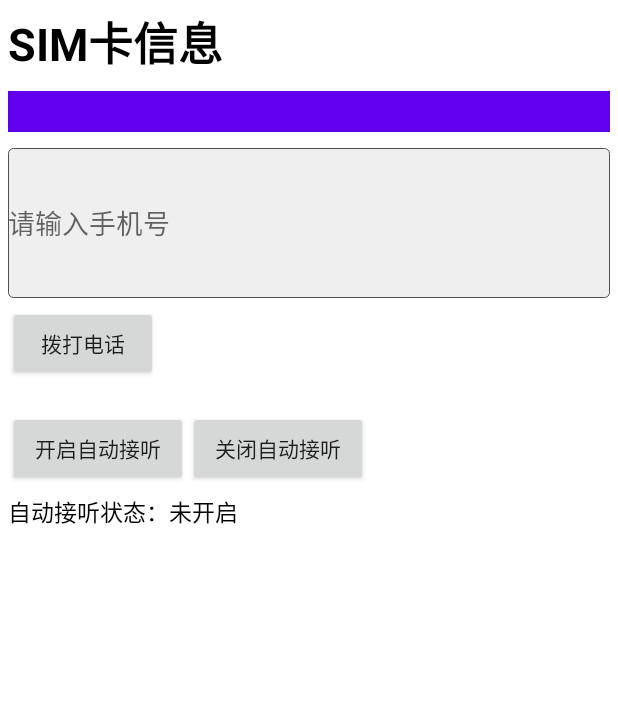
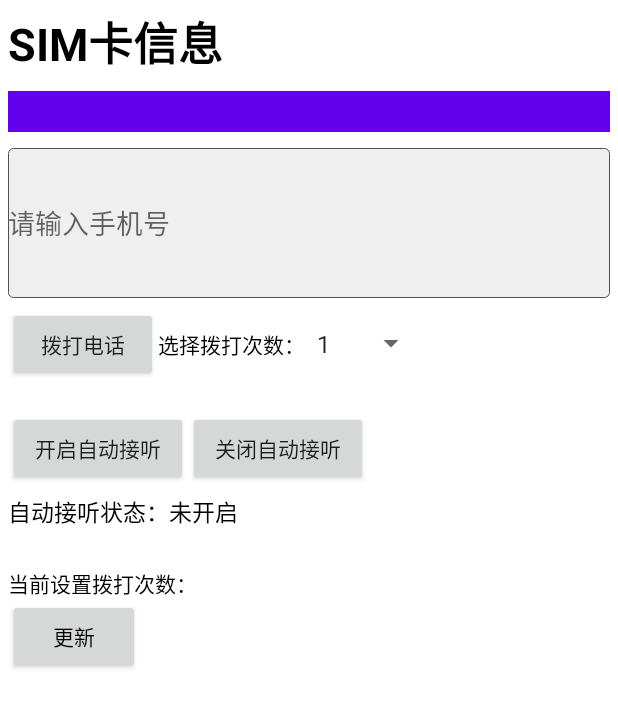
Before and after one commit to lauchun/AutoAnswer, an Android app: the layout activity_main.xml on its own in the app's theme, with its tools: preview values and no code run, on a phone screen of 412 x 824 dp. Shown: the top 707 px of the screen. Run offline under Robolectric (Android 15) with nearby library versions, the phone set to English and light mode, and no system bars.

```diff
--- a/app/src/main/AndroidManifest.xml
+++ b/app/src/main/AndroidManifest.xml
@@ -13,7 +13,8 @@
             android:label="@string/app_name"
             android:roundIcon="@mipmap/ic_launcher_round"
             android:supportsRtl="true"
-            android:theme="@style/AppTheme">
+            android:theme="@style/AppTheme"
+            android:largeHeap="true">
         <activity android:name=".PermissionsActivity"></activity>
         <activity android:name=".MainActivity">
             <intent-filter>
--- a/app/src/main/res/layout/activity_main.xml
+++ b/app/src/main/res/layout/activity_main.xml
@@ -3,57 +3,77 @@
         xmlns:tools="http://schemas.android.com/tools"
         android:layout_width="fill_parent"
         android:layout_height="fill_parent"
+        android:background="@color/white"
         android:orientation="vertical"
         android:padding="5dp"
-        tools:context=".MainActivity"
-        android:background="@color/white">
+        tools:context=".MainActivity">
 
     <TextView
             android:layout_width="match_parent"
             android:layout_height="50sp"
-            android:textStyle="bold"
+            android:background="@color/white"
+            android:text="SIM卡信息"
+            android:textColor="@color/black"
             android:textSize="30sp"
-            android:background="@color/white"
-            android:textColor="@color/black"
-            android:text="SIM卡信息" />
+            android:textStyle="bold" />
 
     <TextView
             android:id="@+id/tv_phone"
             android:layout_width="match_parent"
             android:layout_height="wrap_content"
-            android:textSize="20sp"
+            android:layout_marginVertical="5dp"
+            android:background="@color/colorPrimary"
             android:textColor="@color/white"
-            android:layout_marginVertical="5dp"
-            android:background="@color/colorPrimary"/>
+            android:textSize="20sp" />
 
     <EditText
             android:id="@+id/tv_num"
             android:layout_width="match_parent"
             android:layout_height="150px"
+            android:layout_marginVertical="5dp"
+            android:background="@drawable/edit_bg"
+            android:hint="请输入手机号"
+            android:maxLength="11"
             android:numeric="integer"
-            android:maxLength="11"
-            android:textColor="@color/black"
             android:singleLine="true"
-            android:background="@drawable/edit_bg"
-            android:layout_marginVertical="5dp"
-            android:hint="请输入手机号" />
-
-    <Button
-            android:id="@+id/bt_call"
-            android:layout_width="100dp"
-            android:layout_height="50dp"
-            android:text="拨打电话"/>
+            android:textColor="@color/black" />
 
     <LinearLayout
             android:layout_width="match_parent"
             android:layout_height="wrap_content"
             android:orientation="horizontal">
+
+        <Button
+                android:id="@+id/bt_call"
+                android:layout_width="100dp"
+                android:layout_height="50dp"
+                android:text="拨打电话" />
+
+        <TextView
+                android:layout_width="wrap_content"
+                android:layout_height="50dp"
+                android:text="选择拨打次数："
+                android:textColor="@color/black"/>
+
+        <Spinner
+                android:layout_width="wrap_content"
+                android:layout_height="50dp"
+                android:id="@+id/times"
+                android:entries="@array/times"/>
+
+    </LinearLayout>
+
+    <LinearLayout
+            android:layout_width="match_parent"
+            android:layout_height="wrap_content"
+            android:orientation="horizontal">
+
         <Button
                 android:id="@+id/bt_acceptcall"
                 android:layout_width="120dp"
                 android:layout_height="50dp"
                 android:layout_marginTop="20dp"
-                android:text="开启自动接听"/>
+                android:text="开启自动接听" />
 
         <Button
                 android:id="@+id/bt_none"
@@ -68,9 +88,25 @@
             android:id="@+id/tv_status"
             android:layout_width="match_parent"
             android:layout_height="wrap_content"
-            android:textSize="15sp"
+            android:layout_marginVertical="5dp"
             android:layout_marginTop="20dp"
+            android:text="自动接听状态：未开启"
             android:textColor="@color/black"
-            android:layout_marginVertical="5dp"
-            android:text="自动接听状态：未开启"/>
+            android:textSize="15sp" />
+
+    <TextView
+            android:layout_width="wrap_content"
+            android:layout_height="wrap_content"
+            android:id="@+id/tv_times"
+            android:textColor="@color/black"
+            android:layout_marginTop="20dp"
+            android:text="当前设置拨打次数："/>
+
+    <Button
+            android:layout_width="wrap_content"
+            android:layout_height="50dp"
+            android:id="@+id/bt_update"
+            android:textColor="@color/black"
+            android:text="更新"/>
+
 </LinearLayout>
--- /dev/null
+++ b/app/src/main/res/values/arrays.xml
@@ -0,0 +1,10 @@
+<?xml version="1.0" encoding="utf-8"?>
+<resources>
+    <string-array name="times">
+        <item>1</item>
+        <item>3</item>
+        <item>5</item>
+        <item>10</item>
+        <item>15</item>
+    </string-array>
+</resources>
```
Also changed, not shown: app/src/main/java/com/lauchun/autoanswer/CallWorkActivity.java (added, +18 -0 lines), app/src/main/java/com/lauchun/autoanswer/MainActivity.java (+41 -16 lines), app/src/main/java/com/lauchun/autoanswer/listener/CallReceiver.java (+11 -14 lines), app/src/main/java/com/lauchun/autoanswer/utils/PhoneUtil.java (+10 -0 lines).
